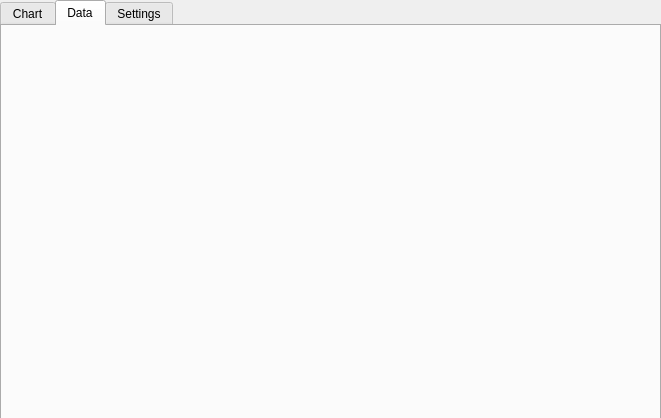
Before: the Qt Designer form asn1/src/mainwindow.ui in donvvo/Data-Visualization-Software-for-Ontario-Municipal-Benchmarking-Initiative, drawn with Qt 5.
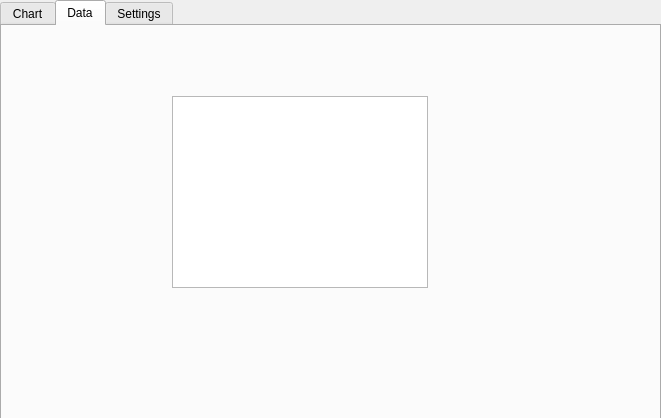
After: the same form once the commit is applied. Custom widgets are drawn as their Qt base class.

Commit message: added table, and data tab

```diff
--- a/asn1/src/mainwindow.ui
+++ b/asn1/src/mainwindow.ui
@@ -51,6 +51,16 @@
      <attribute name="title">
       <string>Data</string>
      </attribute>
+     <widget class="QTableView" name="tableView">
+      <property name="geometry">
+       <rect>
+        <x>170</x>
+        <y>70</y>
+        <width>256</width>
+        <height>192</height>
+       </rect>
+      </property>
+     </widget>
     </widget>
     <widget class="QWidget" name="Settings">
      <attribute name="title">
```
